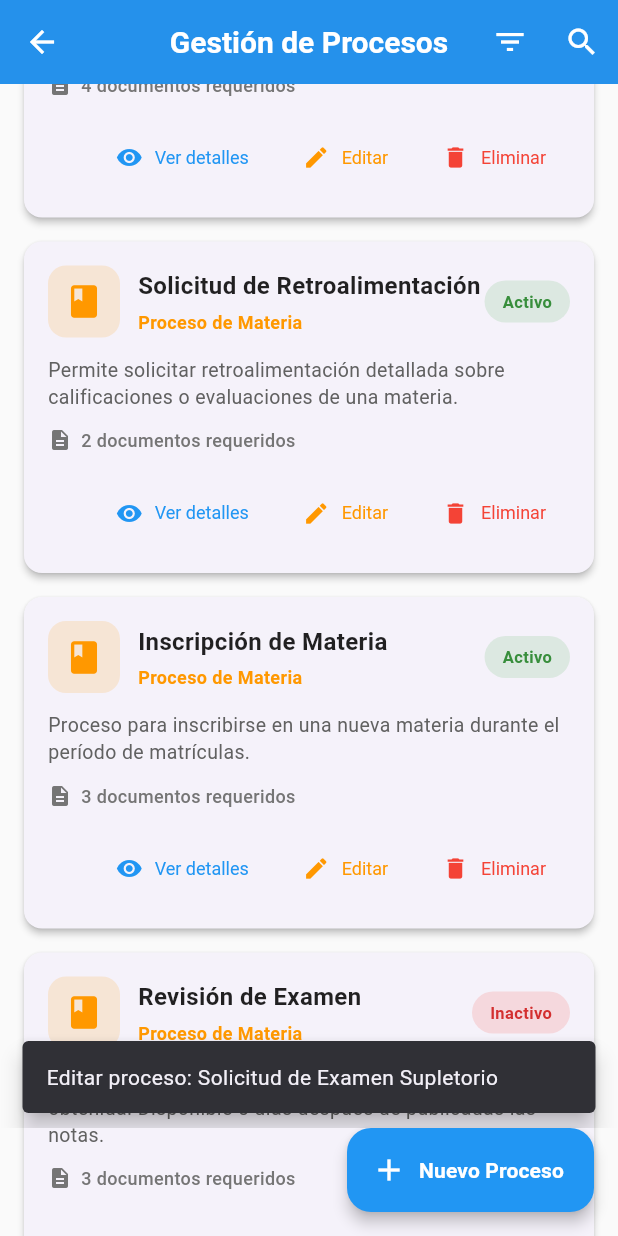
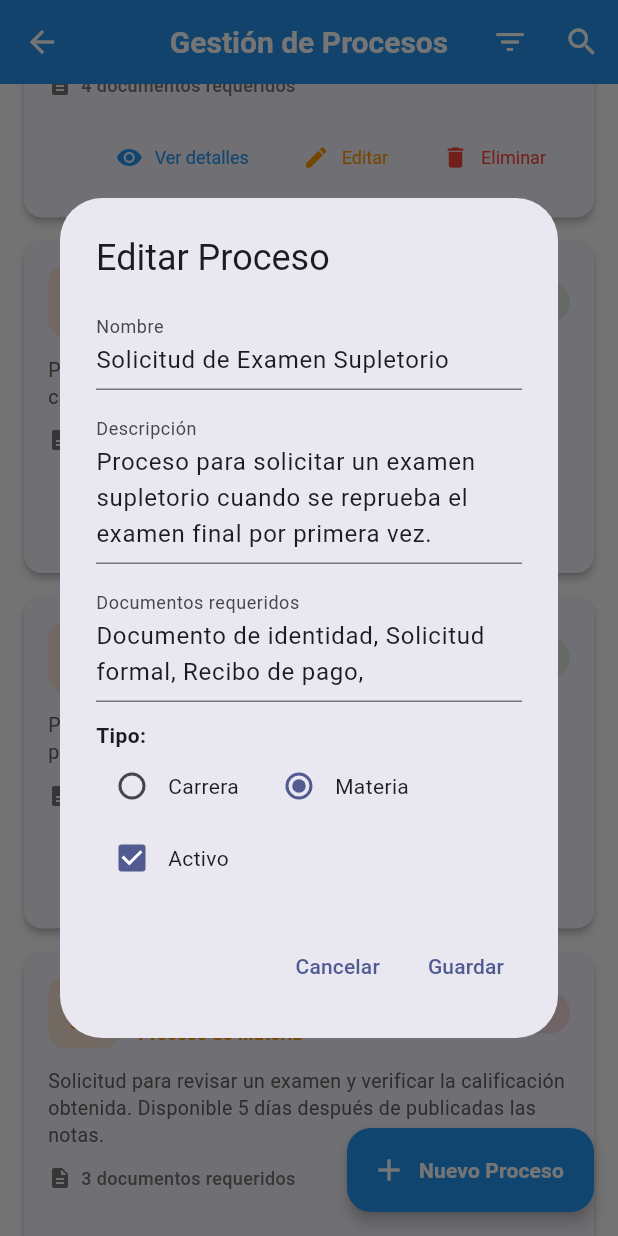
Before and after one commit to Migue1409-KP/ubook_app, a Flutter app: the ProcessListView screen opened directly, scrolled down 1152 dp, after a tap on "Editar", on a phone screen of 412 x 824 dp. Run offline on Flutter 3.47's test engine with Material 3 defaults, Android fonts, the phone set to English and light mode, and no system bars.

Commit message:
feat: address all @copilot review suggestions from PR #13
Co-authored-by: Migue1409-KP <76017236+Migue1409-KP@users.noreply.github.com>

```diff
--- a/lib/view/process/process_list_view.dart
+++ b/lib/view/process/process_list_view.dart
@@ -94,12 +94,13 @@ class _ProcessListViewState extends State<ProcessListView> {
   }
 
   Widget _buildProcessList() {
+    final processes = _viewModel.processes;
     return ListView.builder(
       physics: const BouncingScrollPhysics(),
       padding: const EdgeInsets.all(16),
-      itemCount: _viewModel.processes.length,
+      itemCount: processes.length,
       itemBuilder: (context, index) {
-        final process = _viewModel.processes[index];
+        final process = processes[index];
         return _buildProcessCard(process);
       },
     );
@@ -285,11 +286,135 @@ class _ProcessListViewState extends State<ProcessListView> {
   }
 
   void _handleAddProcess() {
-    ScaffoldMessenger.of(context).showSnackBar(
-      const SnackBar(
-        content: Text('Funcionalidad "Agregar Proceso" próximamente'),
-        duration: Duration(seconds: 2),
-        behavior: SnackBarBehavior.floating,
+    _showProcessDialog(null);
+  }
+
+  void _handleEditProcess(ProcessModel process) {
+    _showProcessDialog(process);
+  }
+
+  void _showProcessDialog(ProcessModel? process) {
+    final isEditing = process != null;
+    final nameController = TextEditingController(text: process?.name ?? '');
+    final descriptionController =
+        TextEditingController(text: process?.description ?? '');
+    final documentsController = TextEditingController(
+      text: process?.requiredDocuments.join(', ') ?? '',
+    );
+    ProcessType selectedType = process?.processType ?? ProcessType.career;
+    bool isActive = process?.isActive ?? true;
+
+    showDialog(
+      context: context,
+      builder: (context) => StatefulBuilder(
+        builder: (context, setDialogState) => AlertDialog(
+          title: Text(isEditing ? 'Editar Proceso' : 'Nuevo Proceso'),
+          content: SingleChildScrollView(
+            child: Column(
+              mainAxisSize: MainAxisSize.min,
+              crossAxisAlignment: CrossAxisAlignment.start,
+              children: [
+                TextField(
+                  controller: nameController,
+                  decoration: const InputDecoration(labelText: 'Nombre'),
+                  textCapitalization: TextCapitalization.sentences,
+                ),
+                const SizedBox(height: 12),
+                TextField(
+                  controller: descriptionController,
+                  decoration:
+                      const InputDecoration(labelText: 'Descripción'),
+                  textCapitalization: TextCapitalization.sentences,
+                  maxLines: 3,
+                ),
+                const SizedBox(height: 12),
+                TextField(
+                  controller: documentsController,
+                  decoration: const InputDecoration(
+                    labelText: 'Documentos requeridos',
+                    hintText: 'Separar con comas',
+                  ),
+                  maxLines: 2,
+                ),
+                const SizedBox(height: 12),
+                const Text(
+                  'Tipo:',
+                  style: TextStyle(fontWeight: FontWeight.w600),
+                ),
+                Row(
+                  children: [
+                    Radio<ProcessType>(
+                      value: ProcessType.career,
+                      groupValue: selectedType,
+                      onChanged: (v) =>
+                          setDialogState(() => selectedType = v!),
+                    ),
+                    const Text('Carrera'),
+                    const SizedBox(width: 16),
+                    Radio<ProcessType>(
+                      value: ProcessType.subject,
+                      groupValue: selectedType,
+                      onChanged: (v) =>
+                          setDialogState(() => selectedType = v!),
+                    ),
+                    const Text('Materia'),
+                  ],
+                ),
+                Row(
+                  children: [
+                    Checkbox(
+                      value: isActive,
+                      onChanged: (v) =>
+                          setDialogState(() => isActive = v ?? true),
+                    ),
+                    const Text('Activo'),
+                  ],
+                ),
+              ],
+            ),
+          ),
+          actions: [
+            TextButton(
+              onPressed: () => Navigator.pop(context),
+              child: const Text('Cancelar'),
+            ),
+            TextButton(
+              onPressed: () {
+                final name = nameController.text.trim();
+                if (name.isEmpty) return;
+                final docs = documentsController.text
+                    .split(',')
+                    .map((d) => d.trim())
+                    .where((d) => d.isNotEmpty)
+                    .toList();
+                Navigator.pop(context);
+                if (isEditing) {
+                  _viewModel.updateProcess(
+                    process.copyWith(
+                      name: name,
+                      description: descriptionController.text.trim(),
+                      requiredDocuments: docs,
+                      processType: selectedType,
+                      isActive: isActive,
+                    ),
+                  );
+                } else {
+                  _viewModel.addProcess(
+                    ProcessModel(
+                      id: 'proc_${DateTime.now().millisecondsSinceEpoch}',
+                      name: name,
+                      description: descriptionController.text.trim(),
+                      requiredDocuments: docs,
+                      processType: selectedType,
+                      isActive: isActive,
+                    ),
+                  );
+                }
+              },
+              child: Text(isEditing ? 'Guardar' : 'Agregar'),
+            ),
+          ],
+        ),
       ),
     );
   }
@@ -351,16 +476,6 @@ class _ProcessListViewState extends State<ProcessListView> {
     );
   }
 
-  void _handleEditProcess(ProcessModel process) {
-    ScaffoldMessenger.of(context).showSnackBar(
-      SnackBar(
-        content: Text('Editar proceso: ${process.name}'),
-        duration: const Duration(seconds: 2),
-        behavior: SnackBarBehavior.floating,
-      ),
-    );
-  }
-
   void _handleDeleteProcess(ProcessModel process) {
     showDialog(
       context: context,
@@ -376,13 +491,21 @@ class _ProcessListViewState extends State<ProcessListView> {
           ),
           TextButton(
             onPressed: () {
+              final originalIndex =
+                  _viewModel.indexOfProcess(process);
               Navigator.pop(context);
               _viewModel.deleteProcess(process.id);
               ScaffoldMessenger.of(context).showSnackBar(
                 SnackBar(
                   content: Text('Proceso "${process.name}" eliminado'),
-                  duration: const Duration(seconds: 2),
+                  duration: const Duration(seconds: 4),
                   behavior: SnackBarBehavior.floating,
+                  action: SnackBarAction(
+                    label: 'Deshacer',
+                    onPressed: () {
+                      _viewModel.restoreProcess(process, originalIndex);
+                    },
+                  ),
                 ),
               );
             },
--- a/lib/view_model/process_view_model.dart
+++ b/lib/view_model/process_view_model.dart
@@ -2,6 +2,14 @@ import 'package:flutter/material.dart';
 import '../model/process/process_model.dart';
 
 class ProcessViewModel extends ChangeNotifier {
+  bool _disposed = false;
+
+  @override
+  void dispose() {
+    _disposed = true;
+    super.dispose();
+  }
+
   // Dummy data for Processes
   final List<ProcessModel> _processes = [
     // ===== PROCESOS DE CARRERA =====
@@ -139,19 +147,19 @@ class ProcessViewModel extends ChangeNotifier {
   List<ProcessModel> _getFilteredProcesses() {
     switch (_selectedFilter) {
       case 'Carrera':
-        return _processes
-            .where((p) => p.processType == ProcessType.career)
-            .toList();
+        return List.unmodifiable(
+          _processes.where((p) => p.processType == ProcessType.career),
+        );
       case 'Materia':
-        return _processes
-            .where((p) => p.processType == ProcessType.subject)
-            .toList();
+        return List.unmodifiable(
+          _processes.where((p) => p.processType == ProcessType.subject),
+        );
       case 'Activos':
-        return _processes.where((p) => p.isActive).toList();
+        return List.unmodifiable(_processes.where((p) => p.isActive));
       case 'Inactivos':
-        return _processes.where((p) => !p.isActive).toList();
+        return List.unmodifiable(_processes.where((p) => !p.isActive));
       default:
-        return _processes;
+        return List.unmodifiable(_processes);
     }
   }
 
@@ -168,6 +176,7 @@ class ProcessViewModel extends ChangeNotifier {
 
     // Simulación de carga
     await Future.delayed(const Duration(seconds: 1));
+    if (_disposed) return;
 
     _processes.add(process);
     _isLoading = false;
@@ -181,6 +190,7 @@ class ProcessViewModel extends ChangeNotifier {
 
     // Simulación de carga
     await Future.delayed(const Duration(seconds: 1));
+    if (_disposed) return;
 
     final index = _processes.indexWhere((p) => p.id == process.id);
     if (index != -1) {
@@ -197,10 +207,27 @@ class ProcessViewModel extends ChangeNotifier {
 
     // Simulación de carga
     await Future.delayed(const Duration(milliseconds: 500));
+    if (_disposed) return;
 
     _processes.removeWhere((p) => p.id == processId);
     _isLoading = false;
     notifyListeners();
+  }
+
+  // Restore a previously deleted process at a specific index
+  void restoreProcess(ProcessModel process, int index) {
+    if (_disposed) return;
+    if (index >= 0 && index <= _processes.length) {
+      _processes.insert(index, process);
+    } else {
+      _processes.add(process);
+    }
+    notifyListeners();
+  }
+
+  // Get the raw index of a process in the internal list
+  int indexOfProcess(ProcessModel process) {
+    return _processes.indexOf(process);
   }
 
   // Get process by ID
```
Also changed, not shown: lib/view/dashboard/dashboard_view.dart (+11 -16 lines).
